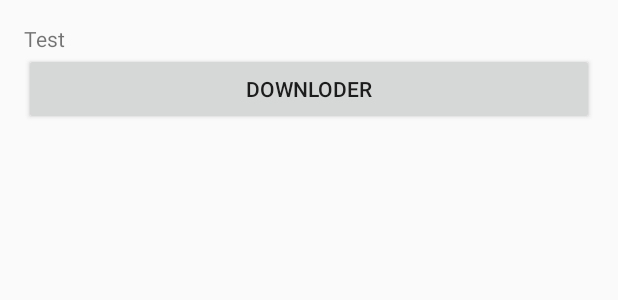
After one commit to iwanggp/My_Android, an Android app: the layout activity_handler_demo.xml on its own in the app's theme, with its tools: preview values and no code run, on a phone screen of 412 x 824 dp. The commit adds this screen. Shown: the top 300 px of the screen. Run offline under Robolectric (Android 15) with nearby library versions, the phone set to English and light mode, and no system bars.

Commit message:
branch in CKT ---CKT-wgp

```diff
--- a/app/build.gradle
+++ b/app/build.gradle
@@ -30,4 +30,6 @@ dependencies {
     compile 'io.github.openfeign:feign-gson:9.5.0'
     compile 'com.google.code.gson:gson:2.8.0'
     compile 'org.jetbrains:annotations-java5:15.0'
+    compile 'com.lcodecorex:tkrefreshlayout:1.0.7'
+    compile 'com.squareup.picasso:picasso:2.5.2'
 }
--- /dev/null
+++ b/app/src/main/res/layout/activity_handler_demo.xml
@@ -0,0 +1,28 @@
+<?xml version="1.0" encoding="utf-8"?>
+<RelativeLayout
+    xmlns:android="http://schemas.android.com/apk/res/android"
+    xmlns:tools="http://schemas.android.com/tools"
+    android:id="@+id/activity_handler_demo"
+    android:layout_width="match_parent"
+    android:layout_height="match_parent"
+    android:layout_gravity="center"
+    android:paddingBottom="@dimen/activity_vertical_margin"
+    android:paddingLeft="@dimen/activity_horizontal_margin"
+    android:paddingRight="@dimen/activity_horizontal_margin"
+    android:paddingTop="@dimen/activity_vertical_margin"
+    tools:context="com.zerone.wgp.activities.HandlerDemoActivity">
+
+    <TextView
+        android:id="@+id/tv_handler"
+        android:layout_width="match_parent"
+        android:layout_height="wrap_content"
+        android:gravity="left|center"
+        android:text="Test"/>
+
+    <Button
+        android:id="@+id/bt_handler"
+        android:layout_width="match_parent"
+        android:layout_height="wrap_content"
+        android:layout_below="@id/tv_handler"
+        android:text="Downloder"/>
+</RelativeLayout>
--- a/app/src/main/res/layout/item_list_student.xml
+++ b/app/src/main/res/layout/item_list_student.xml
@@ -2,6 +2,7 @@
 <LinearLayout xmlns:android="http://schemas.android.com/apk/res/android"
               android:layout_width="match_parent"
               android:layout_height="80dp"
+              android:gravity="center"
               android:orientation="vertical">
 
     <LinearLayout
```
Also changed, not shown: app/src/main/AndroidManifest.xml (+7 -2 lines), app/src/main/java/com/zerone/wgp/activities/HandlerDemoActivity.java (added, +77 -0 lines), app/src/main/java/com/zerone/wgp/fragment/ListNameFragment.java (+34 -1 lines), app/src/main/java/com/zerone/wgp/utils/DividerItemDecoration.java (added, +97 -0 lines), app/src/main/res/layout/list_name_fragment.xml (+13 -5 lines).
